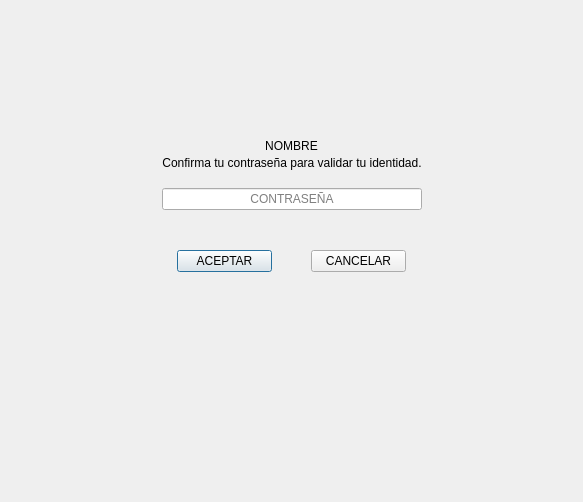
The window that Validacion.ui (Matapuercos666/OPTICA) describes before a commit, drawn with Qt 5.
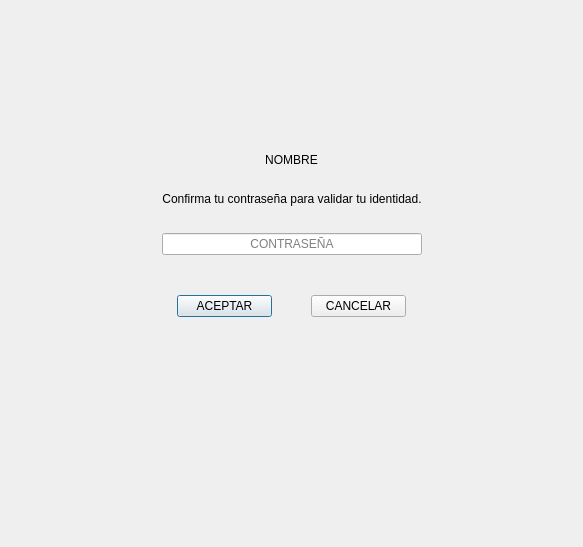
The same window after the commit. Icons and pictures are not drawn.

The edit to the form file:
```diff
--- a/Validacion.ui
+++ b/Validacion.ui
@@ -7,7 +7,7 @@
     <x>0</x>
     <y>0</y>
     <width>583</width>
-    <height>429</height>
+    <height>547</height>
    </rect>
   </property>
   <property name="windowTitle">
```
Left out of the diff: 2 changed lines with no effect on the pictures.
